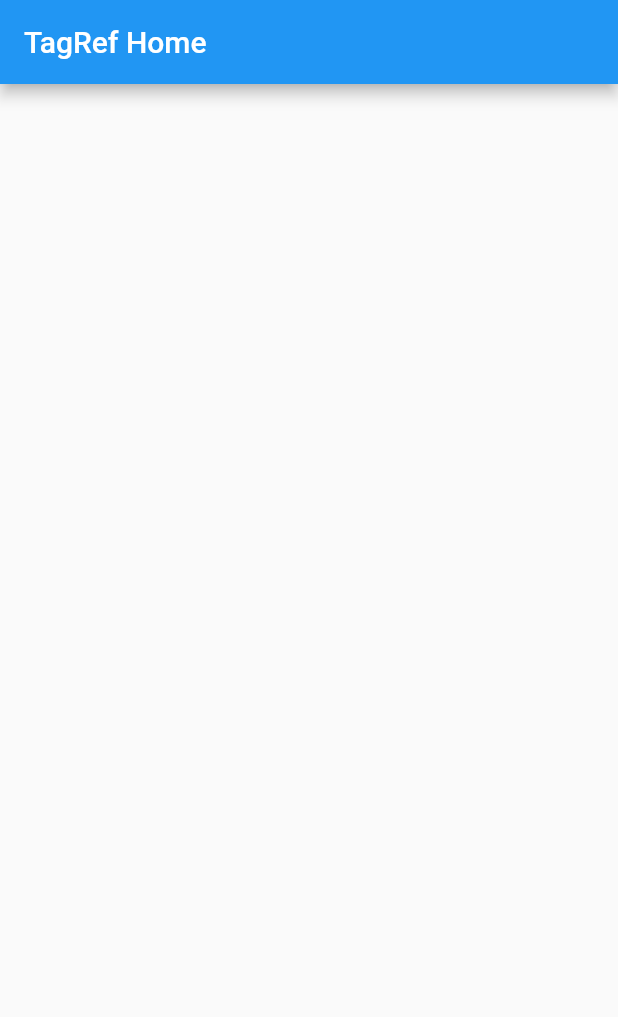
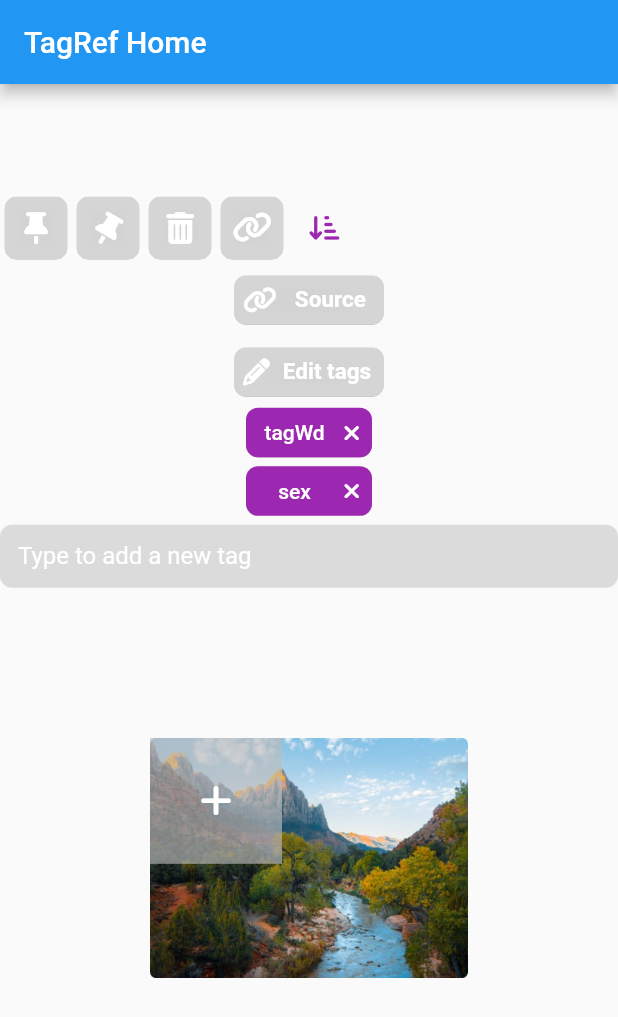
Before and after one commit to ryjacky/tagref, a Flutter app: the screen it shows after launch, on a phone screen of 412 x 824 dp. Shown: the top 1017 px of the screen. Run offline on Flutter 3.47's test engine with Material 2 defaults, Android fonts, the phone set to English and light mode, and no system bars; our stand-ins replace font_awesome_flutter.

Commit message:
packages/ui
Added new ui button widgets:
-addBtn (unfinished: the button do not cover the whole photo)
-pinBtnPinned
-pinBtnUnpinned
-removeBin
-sourceBtnSmall
-sourceBtn
-editTagBtn
-sortBtn

Added new textfield widget:
-addTagField (unfinished: unable to return the input text)

Changes made in main.dart to test the implementations of the buttons.

Asset beautiful_view for test only.

```diff
--- a/lib/main.dart
+++ b/lib/main.dart
@@ -1,4 +1,5 @@
 import 'package:flutter/material.dart';
+import 'package:ui/ui.dart';
 
 void main() {
   runApp(const MyApp());
@@ -22,8 +23,7 @@ class MyApp extends StatelessWidget {
           // or simply save your changes to "hot reload" in a Flutter IDE).
           // Notice that the counter didn't reset back to zero; the application
           // is not restarted.
-        primarySwatch: Colors.blue,
-      ),
+          primarySwatch: Colors.blue),
       home: const MyHomePage(title: 'TagRef Home'),
     );
   }
@@ -48,6 +48,14 @@ class MyHomePage extends StatefulWidget {
 }
 
 class _TagRefHomePageState extends State<MyHomePage> {
+  int count = 0;
+
+  void incrementCounter() {
+    setState(() {
+      count++;
+    });
+  }
+
   @override
   Widget build(BuildContext context) {
     // This method is rerun every time setState is called, for instance as done
@@ -62,7 +70,35 @@ class _TagRefHomePageState extends State<MyHomePage> {
         // the App.build method, and use it to set our appbar title.
         title: Text(widget.title),
       ),
-      body: const Center(),
+      body: Column(
+        mainAxisAlignment: MainAxisAlignment.center,
+        children: <Widget>[
+          Row(
+            children: <Widget>[
+              PinBtnPinned(onPressed: incrementCounter),
+              PinBtnUnpinned(onPressed: incrementCounter),
+              RemoveBin(onPressed: incrementCounter),
+              SourceBtnSmall(onPressed: incrementCounter),
+              SortBtn(onPressed: incrementCounter),
+            ],
+          ),
+          SourceBtn(onPressed: incrementCounter),
+          EditTagBtn(onPressed: incrementCounter),
+          Tag(onPressed: incrementCounter, tagWd: "tagWd"),
+          const SizedBox(height: 6),
+          Tag(onPressed: incrementCounter, tagWd: "sex"),
+          const SizedBox(height: 6),
+          AddTagField(),
+          ClipRect(
+              child: Padding(
+            padding: const EdgeInsets.all(100.0),
+            child: Stack(children: <Widget>[
+              const Image(image: AssetImage('assets/beautiful_view.png')),
+              AddBtn(onPressed: incrementCounter),
+            ]),
+          )),
+        ],
+      ),
     );
   }
 }
--- /dev/null
+++ b/packages/ui/analysis_options.yaml
@@ -0,0 +1,4 @@
+include: package:flutter_lints/flutter.yaml
+
+# Additional information about this file can be found at
+# https://dart.dev/guides/language/analysis-options
--- /dev/null
+++ b/packages/ui/lib/ui.dart
@@ -0,0 +1,304 @@
+library ui;
+
+import 'package:flutter/material.dart';
+import 'package:font_awesome_flutter/font_awesome_flutter.dart';
+
+/// Add-Button.
+class AddBtn extends StatelessWidget {
+  const AddBtn({required this.onPressed});
+  final GestureTapCallback onPressed;
+
+  @override
+  Widget build(BuildContext context) {
+    return RawMaterialButton(
+      onPressed: onPressed,
+      fillColor: Colors.grey.shade200.withOpacity(0.5),
+      splashColor: Colors.grey.shade500.withOpacity(0.5),
+      elevation: 0.1,
+      materialTapTargetSize: MaterialTapTargetSize.shrinkWrap,
+      child: const Padding(
+          padding: EdgeInsets.all(30.0),
+          child: FaIcon(
+            FontAwesomeIcons.plus,
+            color: Colors.white,
+          )),
+    );
+  }
+}
+
+///Pin-Button pinned.
+class PinBtnPinned extends StatelessWidget {
+  const PinBtnPinned({required this.onPressed});
+  final GestureTapCallback onPressed;
+
+  @override
+  Widget build(BuildContext context) {
+    return RawMaterialButton(
+      onPressed: onPressed,
+      constraints: BoxConstraints.tight(const Size(42, 42)),
+      shape: RoundedRectangleBorder(borderRadius: BorderRadius.circular(8)),
+      elevation: 0.1,
+      fillColor: Colors.grey.shade200.withOpacity(0.5),
+      splashColor: Colors.grey.shade500.withOpacity(0.5),
+      child: const Padding(
+        padding: EdgeInsets.symmetric(vertical: 11.0, horizontal: 13),
+        child: FaIcon(
+          FontAwesomeIcons.thumbtack,
+          color: Colors.white,
+          size: 21,
+        ),
+      ),
+    );
+  }
+}
+
+///Pin-Button unpinned.
+class PinBtnUnpinned extends StatelessWidget {
+  const PinBtnUnpinned({required this.onPressed});
+  final GestureTapCallback onPressed;
+
+  @override
+  Widget build(BuildContext context) {
+    return RawMaterialButton(
+      onPressed: onPressed,
+      constraints: BoxConstraints.tight(const Size(42, 42)),
+      shape: RoundedRectangleBorder(borderRadius: BorderRadius.circular(8)),
+      elevation: 0.1,
+      fillColor: Colors.grey.shade200.withOpacity(0.5),
+      splashColor: Colors.grey.shade500.withOpacity(0.5),
+      child: const Padding(
+        padding: EdgeInsets.symmetric(vertical: 12.0, horizontal: 13.5),
+        child: RotationTransition(
+          turns: AlwaysStoppedAnimation(30 / 360),
+          child: FaIcon(
+            FontAwesomeIcons.thumbtack,
+            color: Colors.white,
+            size: 21,
+          ),
+        ),
+      ),
+    );
+  }
+}
+
+///Remove-Bin-Button.
+class RemoveBin extends StatelessWidget {
+  const RemoveBin({required this.onPressed});
+  final GestureTapCallback onPressed;
+
+  @override
+  Widget build(BuildContext context) {
+    return RawMaterialButton(
+      onPressed: onPressed,
+      constraints: BoxConstraints.tight(const Size(42, 42)),
+      shape: RoundedRectangleBorder(borderRadius: BorderRadius.circular(8)),
+      elevation: 0.1,
+      fillColor: Colors.grey.shade200.withOpacity(0.5),
+      splashColor: Colors.grey.shade500.withOpacity(0.5),
+      child: const Padding(
+        padding: EdgeInsets.symmetric(vertical: 11.0, horizontal: 12),
+        child: FaIcon(
+          FontAwesomeIcons.solidTrashCan,
+          color: Colors.white,
+          size: 21,
+        ),
+      ),
+    );
+  }
+}
+
+///Sort-Button.
+class SortBtn extends StatelessWidget {
+  const SortBtn({required this.onPressed});
+  final GestureTapCallback onPressed;
+
+  @override
+  Widget build(BuildContext context) {
+    return RawMaterialButton(
+      onPressed: onPressed,
+      constraints: BoxConstraints.tight(const Size(36, 36)),
+      elevation: 0.1,
+      child: const Padding(
+        padding: EdgeInsets.symmetric(vertical: 8, horizontal: 8),
+        child: FaIcon(
+          FontAwesomeIcons.arrowDownShortWide,
+          color: Colors.purple,
+          size: 18,
+        ),
+      ),
+    );
+  }
+}
+
+///Source-Button Small.
+class SourceBtnSmall extends StatelessWidget {
+  const SourceBtnSmall({required this.onPressed});
+  final GestureTapCallback onPressed;
+
+  @override
+  Widget build(BuildContext context) {
+    return RawMaterialButton(
+      onPressed: onPressed,
+      constraints: BoxConstraints.tight(const Size(42, 42)),
+      shape: RoundedRectangleBorder(borderRadius: BorderRadius.circular(8)),
+      elevation: 0.1,
+      fillColor: Colors.grey.shade200.withOpacity(0.5),
+      splashColor: Colors.grey.shade500.withOpacity(0.5),
+      child: const Padding(
+        padding: EdgeInsets.all(8),
+        child: FaIcon(
+          FontAwesomeIcons.link,
+          color: Colors.white,
+          size: 21,
+        ),
+      ),
+    );
+  }
+}
+
+///Source-Button.
+class SourceBtn extends StatelessWidget {
+  const SourceBtn({required this.onPressed});
+  final GestureTapCallback onPressed;
+
+  @override
+  Widget build(BuildContext context) {
+    return RawMaterialButton(
+      onPressed: onPressed,
+      constraints: BoxConstraints.tight(const Size(100, 33)),
+      shape: RoundedRectangleBorder(borderRadius: BorderRadius.circular(8)),
+      elevation: 0.1,
+      fillColor: Colors.grey.shade200.withOpacity(0.5),
+      splashColor: Colors.grey.shade500.withOpacity(0.5),
+      child: Padding(
+        padding: const EdgeInsets.all(0),
+        child: Row(
+          mainAxisSize: MainAxisSize.min,
+          children: const <Widget>[
+            SizedBox(
+              width: 6,
+            ),
+            FaIcon(
+              FontAwesomeIcons.link,
+              color: Colors.white,
+              size: 18,
+            ),
+            Spacer(),
+            Text(
+              "Source",
+              style: TextStyle(
+                  color: Colors.white,
+                  fontWeight: FontWeight.bold,
+                  fontSize: 15),
+            ),
+            Spacer(),
+          ],
+        ),
+      ),
+    );
+  }
+}
+
+///Edit-Tag-Button.
+class EditTagBtn extends StatelessWidget {
+  const EditTagBtn({required this.onPressed});
+  final GestureTapCallback onPressed;
+
+  @override
+  Widget build(BuildContext context) {
+    return RawMaterialButton(
+      onPressed: onPressed,
+      constraints: BoxConstraints.tight(const Size(100, 33)),
+      shape: RoundedRectangleBorder(borderRadius: BorderRadius.circular(8)),
+      elevation: 0.1,
+      fillColor: Colors.grey.shade200.withOpacity(0.5),
+      splashColor: Colors.grey.shade500.withOpacity(0.5),
+      child: Padding(
+        padding: const EdgeInsets.all(0),
+        child: Row(
+          mainAxisSize: MainAxisSize.min,
+          children: const <Widget>[
+            SizedBox(width: 6),
+            FaIcon(
+              FontAwesomeIcons.pencil,
+              color: Colors.white,
+              size: 18,
+            ),
+            Spacer(),
+            Text(
+              "Edit tags",
+              style: TextStyle(
+                color: Colors.white,
+                fontSize: 15,
+                fontWeight: FontWeight.bold,
+              ),
+            ),
+            Spacer(),
+          ],
+        ),
+      ),
+    );
+  }
+}
+
+///Tag Chip.
+class Tag extends StatelessWidget {
+  String tagWd = "";
+  Tag({Key? key, required this.onPressed, required this.tagWd})
+      : super(key: key);
+  final GestureTapCallback onPressed;
+
+  @override
+  Widget build(BuildContext context) {
+    return RawMaterialButton(
+      onPressed: onPressed,
+      fillColor: Colors.purple,
+      constraints: BoxConstraints.tight(Size(84, 33)),
+      shape: RoundedRectangleBorder(borderRadius: BorderRadius.circular(8)),
+      elevation: 0.1,
+      materialTapTargetSize: MaterialTapTargetSize.shrinkWrap,
+      child: Row(
+        children: <Widget>[
+          const Spacer(),
+          Text(
+            tagWd,
+            style: const TextStyle(
+                color: Colors.white, fontWeight: FontWeight.w500),
+          ),
+          const Spacer(),
+          const FaIcon(
+            FontAwesomeIcons.xmark,
+            color: Colors.white,
+            size: 15,
+          ),
+          const SizedBox(
+            width: 8,
+          )
+        ],
+      ),
+    );
+  }
+}
+
+///Add-Tag-Field.
+class AddTagField extends StatelessWidget {
+  const AddTagField({Key? key}) : super(key: key);
+
+  @override
+  Widget build(BuildContext context) {
+    return TextFormField(
+      decoration: InputDecoration(
+          fillColor: Colors.grey.shade400.withOpacity(0.5),
+          filled: true,
+          hintText: "Type to add a new tag",
+          hintStyle: const TextStyle(color: Colors.white),
+          contentPadding: const EdgeInsets.all(12),
+          border: OutlineInputBorder(
+            borderRadius: BorderRadius.circular(8),
+            borderSide: BorderSide.none,
+          ),
+          constraints: const BoxConstraints(maxHeight: 42)),
+      style: const TextStyle(color: Colors.white),
+    );
+  }
+}
--- a/pubspec.yaml
+++ b/pubspec.yaml
@@ -29,7 +29,9 @@ environment:
 dependencies:
   flutter:
     sdk: flutter
-
+  ui:
+    path: packages/ui
+  font_awesome_flutter: ">=6.1.1"
 
   # The following adds the Cupertino Icons font to your application.
   # Use with the CupertinoIcons class for iOS style icons.
@@ -61,6 +63,8 @@ flutter:
   # assets:
   #   - images/a_dot_burr.jpeg
   #   - images/a_dot_ham.jpeg
+  assets:
+    - assets/beautiful_view.png
 
   # An image asset can refer to one or more resolution-specific "variants", see
   # https://flutter.dev/assets-and-images/#resolution-aware.
```
Also changed, not shown: packages/ui/pubspec.yaml (added, +55 -0 lines), assets/beautiful_view.png (added), pubspec.lock, 6 other files. Lines whose indentation alone changed are shown as unchanged.
